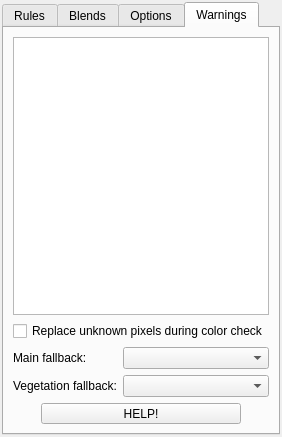
First picture: the form in TileZed/src/tiled/bmptooldialog.ui, repository Unjammer/PZ_Mapping_Tools, before the edit.
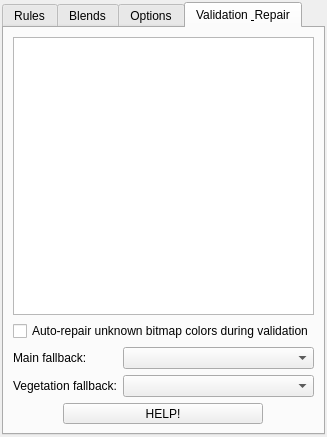
Second picture: the form after the edit. The open tabs and pages were chosen to show the change. Icons and pictures are not drawn. Custom widgets are drawn as their Qt base class.

```diff
--- a/TileZed/src/tiled/bmptooldialog.ui
+++ b/TileZed/src/tiled/bmptooldialog.ui
@@ -1,7 +1,7 @@
 <?xml version="1.0" encoding="UTF-8"?>
 <ui version="4.0">
  <class>BmpToolDialog</class>
- <widget class="QDialog" name="BmpToolDialog">
+ <widget class="QDockWidget" name="BmpToolDialog">
   <property name="geometry">
    <rect>
     <x>0</x>
@@ -13,6 +13,10 @@
   <property name="windowTitle">
    <string>BMP Tool</string>
   </property>
+  <property name="allowedAreas">
+   <set>Qt::LeftDockWidgetArea|Qt::RightDockWidgetArea</set>
+  </property>
+  <widget class="QWidget" name="dockWidgetContents">
   <layout class="QGridLayout" name="gridLayout">
    <property name="leftMargin">
     <number>2</number>
@@ -422,7 +426,7 @@
      </widget>
      <widget class="QWidget" name="tab_3">
       <attribute name="title">
-       <string>Warnings</string>
+       <string>Validation &amp; Repair</string>
       </attribute>
       <layout class="QGridLayout" name="gridLayout_2">
        <item row="0" column="0">
@@ -438,7 +442,7 @@
           <string>During the color check, replace every pixel that is not present in the Rules palette. The change is undoable.</string>
          </property>
          <property name="text">
-          <string>Replace unknown pixels during color check</string>
+          <string>Auto-repair unknown bitmap colors during validation</string>
          </property>
         </widget>
        </item>
@@ -488,6 +492,7 @@
     </widget>
    </item>
   </layout>
+  </widget>
  </widget>
  <customwidgets>
   <customwidget>
```
Left out of the diff: 4 changed lines with no effect on the pictures. Lines whose indentation alone changed are shown as unchanged.
